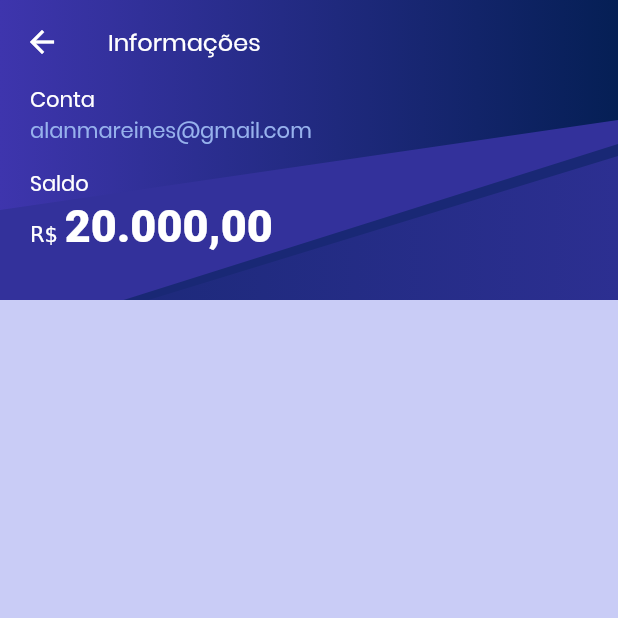
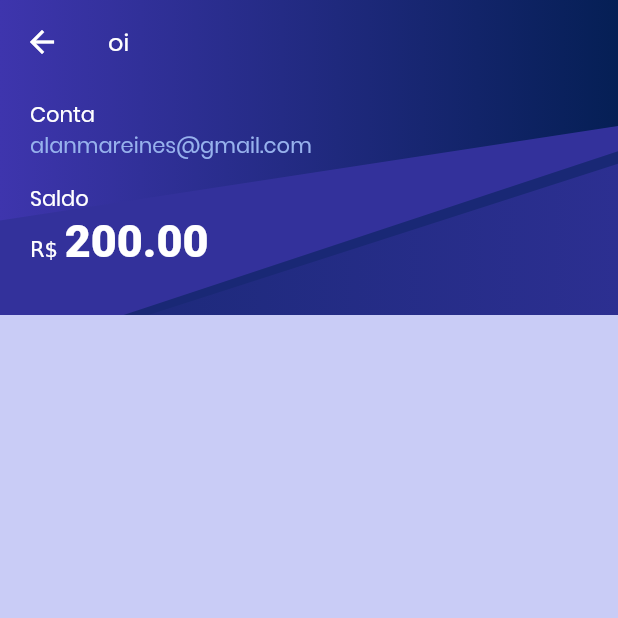
Before and after one commit to alanmareines/bank-app, a Flutter app: the InfoScreen screen opened directly, on a phone screen of 412 x 824 dp, the top half of it. Run offline on Flutter 3.47's test engine with Material 2 defaults, Android fonts, the phone set to English and light mode, and no system bars; our stand-ins replace carousel_slider, fl_chart; missing offline and left inert: barcode_scan.

Commit message:
new appbar

```diff
--- /dev/null
+++ b/lib/components/custom_app_bar.dart
@@ -0,0 +1,11 @@
+import 'package:flutter/material.dart';
+
+Widget kCustomAppBar(title) {
+  return Container(
+    child: Text(title, style: (TextStyle(fontSize: 16.00))),
+    decoration: BoxDecoration(
+        color: Colors.transparent,
+        gradient:
+            LinearGradient(colors: [Color(0xff3e35ad), Color(0xff051f55)])),
+  );
+}
--- a/lib/components/jumbotron.dart
+++ b/lib/components/jumbotron.dart
@@ -7,22 +7,24 @@ class Jumbotron extends StatelessWidget {
     Key key,
     @required this.accountId,
     @required this.accountBalance,
-    @required this.title,
   }) : super(key: key);
 
   final String accountId;
-  final String title;
   final String accountBalance;
+  final double appBarHeight = 56.0;
 
   @override
   Widget build(BuildContext context) {
+    final double statusBarHeight = MediaQuery.of(context).padding.top;
+
     return Container(
       child: Stack(
+        alignment: Alignment.bottomLeft,
         children: <Widget>[
           CustomPaint(
+            size: Size.fromHeight(200.00),
             painter: ShapePainter(),
             child: Container(
-              constraints: BoxConstraints(maxHeight: 200),
               decoration: BoxDecoration(
                 color: Colors.transparent,
               ),
@@ -30,20 +32,14 @@ class Jumbotron extends StatelessWidget {
           ),
           Column(
             children: <Widget>[
-              AppBar(
-                title: Text(
-                  title,
-                  style: TextStyle(fontSize: 16.0),
-                ),
-                backgroundColor: Colors.transparent,
-                elevation: 0.0,
-              ),
               Container(
                 padding: EdgeInsets.symmetric(horizontal: 20.0),
                 alignment: Alignment.centerLeft,
                 child: Column(
+                  mainAxisAlignment: MainAxisAlignment.end,
                   crossAxisAlignment: CrossAxisAlignment.start,
                   children: <Widget>[
+                    SizedBox(height: statusBarHeight + 66),
                     Text('Conta'),
                     Text(accountId, style: TextStyle(color: kAccentColor)),
                     SizedBox(height: 14.0),
--- a/lib/constants.dart
+++ b/lib/constants.dart
@@ -1,5 +1,6 @@
 import 'package:flutter/material.dart';
 
+final kBackgroundImage = Image.asset('assets/images/background_sign_in.png');
 final kBankLogo = Image.asset('assets/images/bank_logo.png');
 final kPixLogo = Image.asset('assets/images/pix_logo.png');
 final Color kAccentColor = Color(0xFF97b2ed);
--- a/lib/views/info.dart
+++ b/lib/views/info.dart
@@ -1,13 +1,43 @@
+import 'package:banking_app/components/custom_app_bar.dart';
 import 'package:banking_app/components/jumbotron.dart';
+import 'package:banking_app/constants.dart';
 import 'package:flutter/material.dart';
 
-class InfoScreen extends StatelessWidget {
+class InfoScreen extends StatefulWidget {
+  InfoScreen({this.userName, this.accountId, this.accountBalance});
+
+  final String userName;
+  final String accountId;
+  final String accountBalance;
+
+  @override
+  _InfoScreenState createState() => _InfoScreenState();
+}
+
+class _InfoScreenState extends State<InfoScreen> {
   @override
   Widget build(BuildContext context) {
     return Scaffold(
-        body: Jumbotron(
-            accountId: 'alanmareines@gmail.com',
-            accountBalance: '20.000,00',
-            title: 'Informações'));
+        body: CustomScrollView(
+      slivers: <Widget>[
+        SliverAppBar(
+          backgroundColor: kPrimaryColor,
+          title: kCustomAppBar('oi'),
+          pinned: true,
+          expandedHeight: 210.0,
+          flexibleSpace: FlexibleSpaceBar(
+            background: Jumbotron(
+              accountBalance: '200.00',
+              accountId: 'alanmareines@gmail.com',
+            ),
+          ),
+        ),
+        SliverList(
+          delegate: SliverChildListDelegate(
+            <Widget>[],
+          ),
+        ),
+      ],
+    ));
   }
 }
--- a/lib/views/transaction_screen.dart
+++ b/lib/views/transaction_screen.dart
@@ -18,10 +18,7 @@ class TransactionScreen extends StatelessWidget {
     return Scaffold(
       body: Column(
         children: <Widget>[
-          Jumbotron(
-              accountId: accountId,
-              accountBalance: accountBalance,
-              title: 'Sua Carteira'),
+          Jumbotron(accountId: accountId, accountBalance: accountBalance),
           Container(
             padding: EdgeInsets.only(left: 5.00),
             height: 105.00,
```
Also changed, not shown: lib/views/home.dart (+9 -9 lines), lib/views/sign_in.dart (+12 -8 lines), assets/images/background_sign_in.png (added), assets/images/background_sign_in_2.png (added), assets/images/bank_logo.png, 1 other file.
